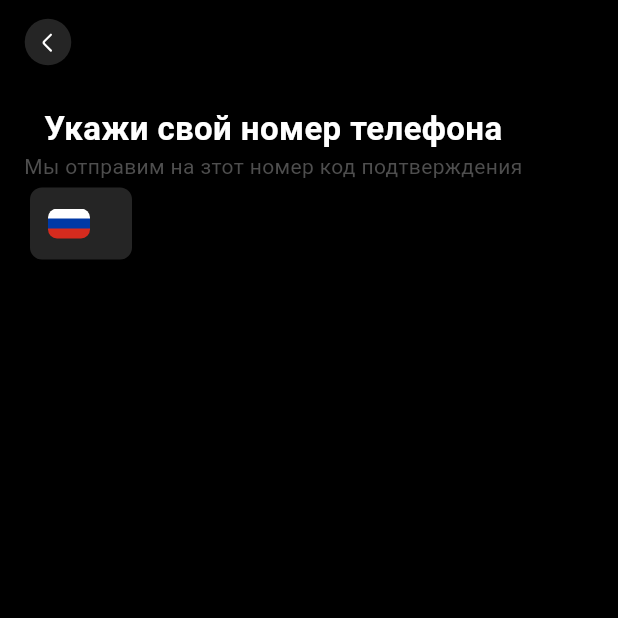
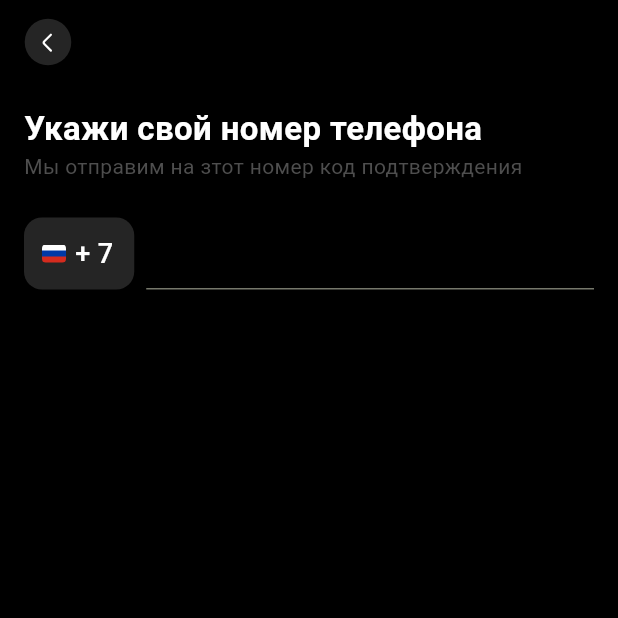
Before and after one commit to PeriyanAra/up4date, a Flutter app: the screen it shows after launch, on a phone screen of 412 x 824 dp, the top half of it. Run offline on Flutter 3.47's test engine with Material 3 defaults, Android fonts, the phone set to English and light mode, and no system bars; our stand-ins replace auto_route, easy_localization, flutter_svg, get_it, shared_preferences.

Commit message:
registration screen ...

```diff
--- a/lib/presentation/common/theme/registration_screen_theme.dart
+++ b/lib/presentation/common/theme/registration_screen_theme.dart
@@ -18,6 +18,14 @@ class RegistrationScreenTheme extends ThemeExtension<RegistrationScreenTheme> {
   TextStyle get titleTextStyle => _textTheme.headlineLarge.copyWith(
         color: Up4DateColorsPalette.white,
       );
+
+  TextStyle get phoneNumberSectionTextStyle =>
+      _textTheme.headlineSmall.copyWith(
+        color: Up4DateColorsPalette.white,
+      );
+
+  EdgeInsets get countryPickerPadding =>
+      const EdgeInsets.fromLTRB(12, 10, 14, 10);
 
   Color get phoneNumberSectionBackgroundColor => Up4DateColorsPalette.black50;
 
--- /dev/null
+++ b/lib/presentation/registration/models/country_info.dart
@@ -0,0 +1,12 @@
+class CountryInfo {
+  CountryInfo({
+    required this.phoneCode,
+    required this.countryCode,
+    required this.name,
+  }) : flagUri = 'assets/countries/${countryCode.toLowerCase()}.png';
+
+  final String phoneCode;
+  final String countryCode;
+  final String name;
+  final String flagUri;
+}
--- a/lib/presentation/registration/registration_screen.dart
+++ b/lib/presentation/registration/registration_screen.dart
@@ -3,6 +3,8 @@ import 'package:easy_localization/easy_localization.dart';
 import 'package:flutter/material.dart';
 import 'package:flutter_svg/svg.dart';
 import 'package:up4date/presentation/common/index.dart';
+import 'package:up4date/presentation/registration/models/country_info.dart';
+import 'package:up4date/presentation/registration/widgets/country_selector.dart';
 import 'package:up4date/presentation/registration/widgets/phone_input.dart';
 
 @RoutePage()
@@ -31,6 +33,7 @@ class _RegistrationScreenContent extends StatelessWidget {
         crossAxisAlignment: CrossAxisAlignment.start,
         children: [
           Column(
+            crossAxisAlignment: CrossAxisAlignment.start,
             children: [
               Text(
                 'registration_title'.tr(),
@@ -42,9 +45,14 @@ class _RegistrationScreenContent extends StatelessWidget {
               ),
             ],
           ),
-          Row(
+          SizedBox(
+            height: 24.0,
+          ),
+          SizedBox(
+            width: MediaQuery.of(context).size.width,
+            child: Row(
               children: [
-              _CountrySelector(
+                CountrySelector(
                   countryInfo: CountryInfo(
                     countryCode: 'ru',
                     phoneCode: '7',
@@ -53,118 +61,23 @@ class _RegistrationScreenContent extends StatelessWidget {
                   onPressed: () {},
                 ),
 
-              // PhoneInput(
-              //   controller: TextEditingController(),
-              //   focusNode: FocusNode(),
-              //   isAutofocus: false,
-              //   prefix: _CountrySelector(
-              //       // countryCode: 'ru',
-              //       // onPressed: _showCountrySelector,
-              //       ),
-              // )
+                Expanded(
+                  child: PhoneInput(
+                    controller: TextEditingController(),
+                    focusNode: FocusNode(),
+                    isAutofocus: false,
+                    // prefix: _CountrySelector(
+                    //     // countryCode: 'ru',
+                    //     // onPressed: _showCountrySelector,
+                    //     ),
+                  ),
+                )
                 // PrimaryButton(text: 'continue'.tr(), onTap: () {},)
               ],
+            ),
           ),
         ],
       ),
     );
   }
 }
-
-class _CountrySelector extends StatelessWidget {
-  const _CountrySelector({
-    required this.countryInfo,
-    required this.onPressed,
-  });
-
-  final CountryInfo countryInfo;
-  final VoidCallback onPressed;
-
-  @override
-  Widget build(BuildContext context) {
-    final registrationScreenTheme = RegistrationScreenTheme.of(context);
-
-    return Padding(
-      padding: const EdgeInsets.all(4.0),
-      child: GestureDetector(
-        onTap: () {},
-        child: Row(
-          mainAxisSize: MainAxisSize.min,
-          children: [
-            Container(
-              width: 68,
-              height: 48,
-              decoration: BoxDecoration(
-                borderRadius: BorderRadius.circular(8),
-                color:
-                    registrationScreenTheme.phoneNumberSectionBackgroundColor,
-              ),
-              child: Padding(
-                padding: const EdgeInsets.fromLTRB(12, 10, 14, 10),
-                child: Row(
-                  mainAxisAlignment: MainAxisAlignment.spaceBetween,
-                  children: [
-                    countryInfo.countryCode.isEmpty
-                        ? FlutterLogo()
-                        // SvgPicture.asset(
-                        //     Drawables.icGlobe,
-                        //     width: 20,
-                        //     height: 20,
-                        //   )
-                        : CountryFlagImage(
-                            country: countryInfo,
-                            size: 20,
-                          ),
-                    const SizedBox(width: 4),
-                    // SvgPicture.asset(Drawables.icRedesignAngleDown),
-                  ],
-                ),
-              ),
-            ),
-            const SizedBox(width: 12)
-          ],
-        ),
-      ),
-    );
-  }
-}
-
-class CountryInfo {
-  CountryInfo({
-    required this.phoneCode,
-    required this.countryCode,
-    required this.name,
-  }) : flagUri = 'assets/countries/${countryCode.toLowerCase()}.png';
-
-  final String phoneCode;
-  final String countryCode;
-  final String name;
-  final String flagUri;
-}
-
-class CountryFlagImage extends StatelessWidget {
-  const CountryFlagImage({
-    required this.country,
-    required this.size,
-    Key? key,
-  }) : super(key: key);
-
-  final CountryInfo country;
-
-  final double size;
-
-  @override
-  Widget build(BuildContext context) {
-    final image = Image(
-      image: AssetImage(country.flagUri),
-      height: size,
-      width: size * 1.4,
-      fit: BoxFit.cover,
-    );
-
-    return ClipRRect(
-      borderRadius: BorderRadius.circular(6),
-      child: image,
-    );
-  }
-}
--- /dev/null
+++ b/lib/presentation/registration/widgets/country_flag_image.dart
@@ -0,0 +1,29 @@
+import 'package:flutter/material.dart';
+import 'package:up4date/presentation/registration/models/country_info.dart';
+
+class CountryFlagImage extends StatelessWidget {
+  const CountryFlagImage({
+    required this.country,
+    required this.size,
+    Key? key,
+  }) : super(key: key);
+
+  final CountryInfo country;
+
+  final double size;
+
+  @override
+  Widget build(BuildContext context) {
+    final image = Image(
+      image: AssetImage(country.flagUri),
+      height: size * 3,
+      width: size * 4,
+      fit: BoxFit.cover,
+    );
+
+    return ClipRRect(
+      borderRadius: BorderRadius.circular(2.57),
+      child: image,
+    );
+  }
+}
--- /dev/null
+++ b/lib/presentation/registration/widgets/country_selector.dart
@@ -0,0 +1,53 @@
+import 'package:flutter/material.dart';
+import 'package:up4date/presentation/common/theme/registration_screen_theme.dart';
+import 'package:up4date/presentation/registration/models/country_info.dart';
+import 'package:up4date/presentation/registration/widgets/country_flag_image.dart';
+
+class CountrySelector extends StatelessWidget {
+  const CountrySelector({
+    required this.countryInfo,
+    required this.onPressed,
+  });
+
+  final CountryInfo countryInfo;
+  final VoidCallback onPressed;
+
+  @override
+  Widget build(BuildContext context) {
+    final registrationScreenTheme = RegistrationScreenTheme.of(context);
+
+    return GestureDetector(
+      onTap: () {},
+      child: Row(
+        mainAxisSize: MainAxisSize.min,
+        children: [
+          Container(
+            height: 48,
+            decoration: BoxDecoration(
+              borderRadius: BorderRadius.circular(12),
+              color: registrationScreenTheme.phoneNumberSectionBackgroundColor,
+            ),
+            child: Padding(
+              padding: registrationScreenTheme.countryPickerPadding,
+              child: Row(
+                mainAxisAlignment: MainAxisAlignment.spaceBetween,
+                children: [
+                  CountryFlagImage(
+                    country: countryInfo,
+                    size: 4,
+                  ),
+                  const SizedBox(width: 6),
+                  Text(
+                    '+ ${countryInfo.phoneCode}',
+                    style: registrationScreenTheme.phoneNumberSectionTextStyle,
+                  )
+                ],
+              ),
+            ),
+          ),
+          const SizedBox(width: 8)
+        ],
+      ),
+    );
+  }
+}
--- a/lib/presentation/registration/widgets/phone_input.dart
+++ b/lib/presentation/registration/widgets/phone_input.dart
@@ -8,7 +8,6 @@ class PhoneInput extends StatelessWidget {
     required this.focusNode,
     required this.isAutofocus,
     this.errorText,
-    this.prefix,
     this.suffix,
     super.key,
   });
@@ -17,7 +16,6 @@ class PhoneInput extends StatelessWidget {
   // final CountryInfo countryInfo;
   final FocusNode focusNode;
   final String? errorText;
-  final Widget? prefix;
   final Widget? suffix;
   final bool isAutofocus;
 
@@ -35,7 +33,6 @@ class PhoneInput extends StatelessWidget {
       textInputAction: TextInputAction.done,
       autofillHints: const [AutofillHints.telephoneNumber],
       hintText: 'RegistrationScreen_Redesign_PhoneNumber',
-      prefix: prefix,
       inputFormatters: [
         FilteringTextInputFormatter.allow(RegExp('[0-9+]')),
         LengthLimitingTextInputFormatter(maxPhoneNumberLength),
@@ -51,7 +48,6 @@ class AppTextField extends StatefulWidget {
     this.focusNode,
     this.keyboardType,
     this.autofocus = false,
-    this.prefix,
     this.suffix,
     this.hintText,
     this.inputFormatters,
@@ -71,7 +67,6 @@ class AppTextField extends StatefulWidget {
   final TextEditingController? controller;
   final FocusNode? focusNode;
   final String? errorText;
-  final Widget? prefix;
   final Widget? suffix;
   final bool autofocus;
   final String? hintText;
@@ -125,7 +120,7 @@ class _AppTextFieldState extends State<AppTextField> {
             onChanged: widget.onChanged,
             inputFormatters: widget.inputFormatters,
             decoration: InputDecoration(
-              prefix: widget.prefix,
+
             ),
           );
         });
```
Lines whose indentation alone changed are shown as unchanged.
